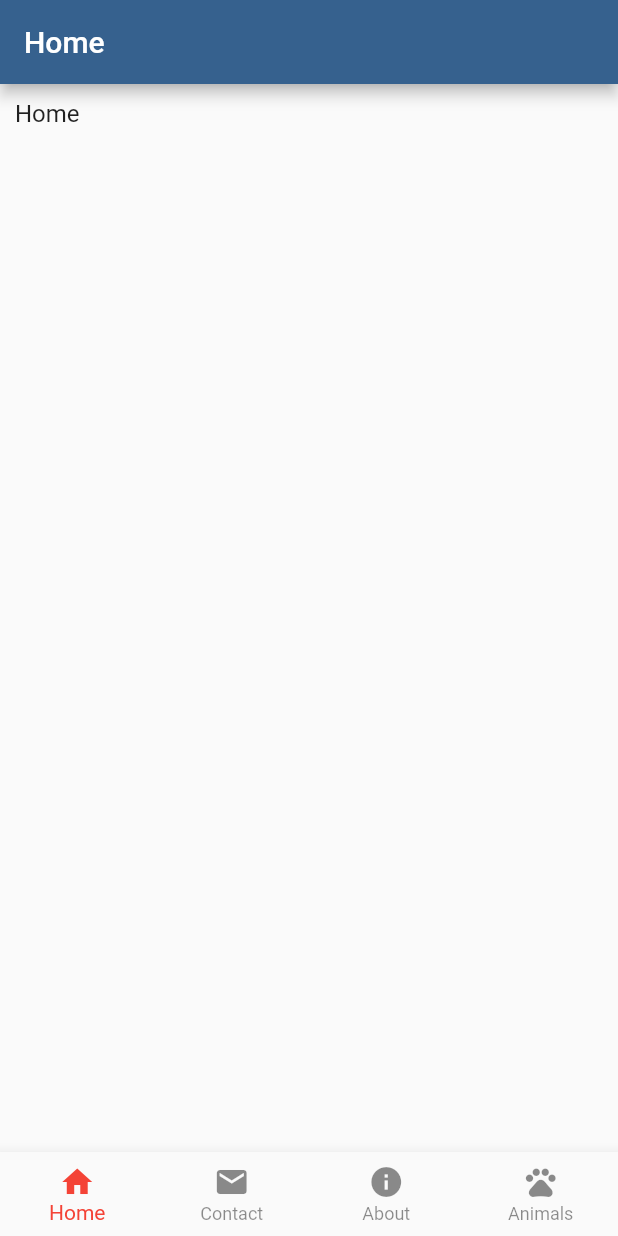
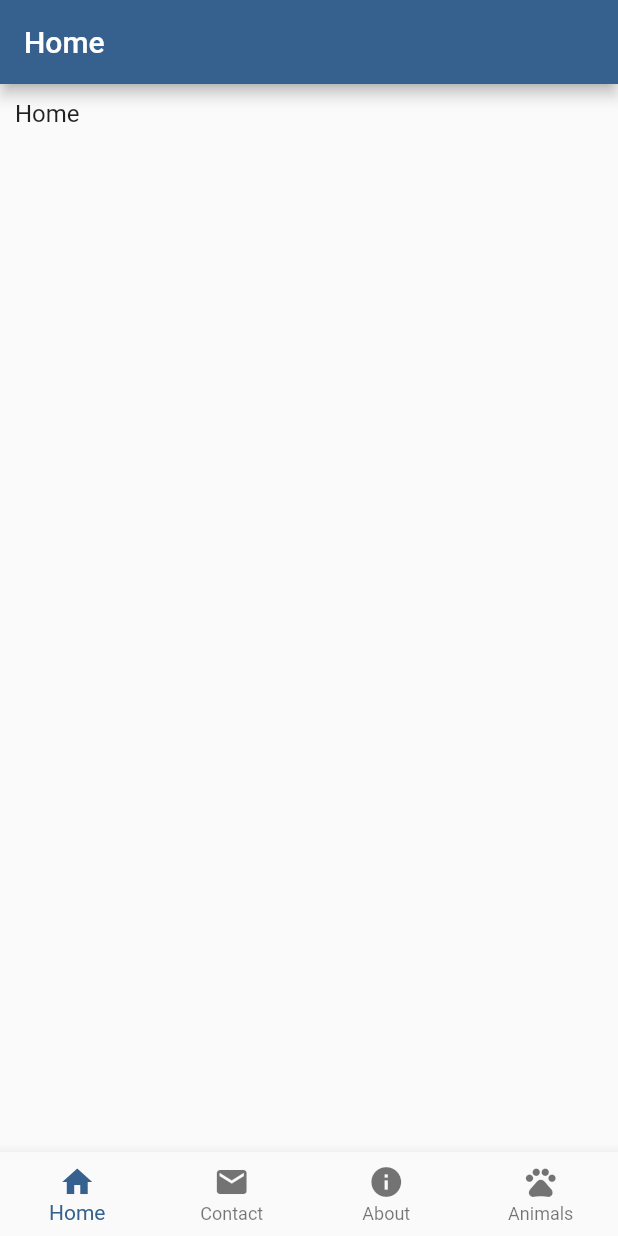
Before and after one commit to CptFlashbang/flutter_2024, a Flutter app: the screen it shows after launch, on a phone screen of 412 x 824 dp. Run offline on Flutter 3.47's test engine with Material 2 defaults, Android fonts, the phone set to English and light mode, and no system bars.

Commit message:
remove colour from bottom app bar

```diff
--- a/lib/main.dart
+++ b/lib/main.dart
@@ -54,8 +54,8 @@ class _MyHomePageState extends State<MyHomePage> {
       bottomNavigationBar: BottomNavigationBar(
         currentIndex: _currentIndex,
         type: BottomNavigationBarType.fixed,
-        selectedItemColor: Colors.red,
-        unselectedItemColor: Colors.black45,
+        // selectedItemColor: Colors.red,
+        // unselectedItemColor: Colors.black45,
         onTap: (int index) => setState(() => _currentIndex = index),
         items: [
           for (final tabItem in TabNavigationItem.items)
```
